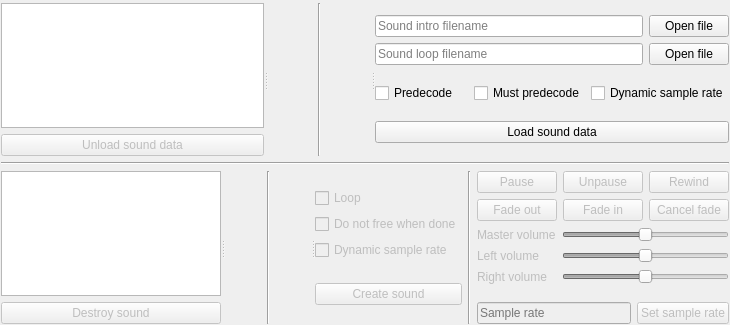
Qt form examples/gui-qt/mainwindow.ui (Clownacy/clownaudio) before a commit.
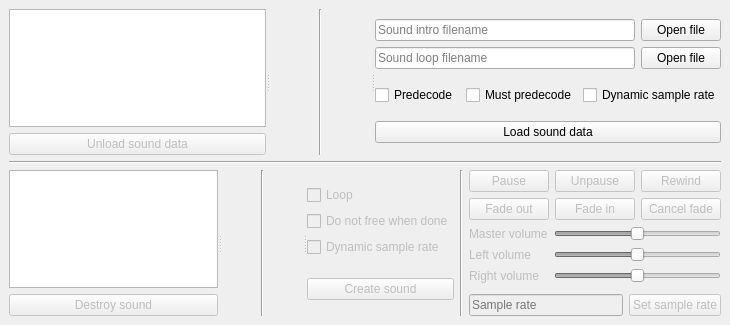
The same form after that commit.

Commit message:
Qt6 example: Allow window resizing
The window's contents now mostly properly adapt

The edit to the form file:
```diff
--- a/examples/gui-qt/mainwindow.ui
+++ b/examples/gui-qt/mainwindow.ui
@@ -17,16 +17,7 @@
    <bool>true</bool>
   </property>
   <widget class="QWidget" name="centralwidget">
-   <widget class="QWidget" name="layoutWidget">
-    <property name="geometry">
-     <rect>
-      <x>1</x>
-      <y>3</y>
-      <width>728</width>
-      <height>321</height>
-     </rect>
-    </property>
-    <layout class="QVBoxLayout" name="verticalLayout_4">
+   <layout class="QVBoxLayout" name="verticalLayout">
      <item>
       <widget class="QSplitter" name="splitter_SoundData">
        <property name="orientation">
@@ -416,7 +407,6 @@
       </widget>
      </item>
     </layout>
-   </widget>
   </widget>
   <action name="actionOpenddd">
    <property name="text">
```
Lines whose indentation alone changed are shown as unchanged. The commit also changes 1 other file.
